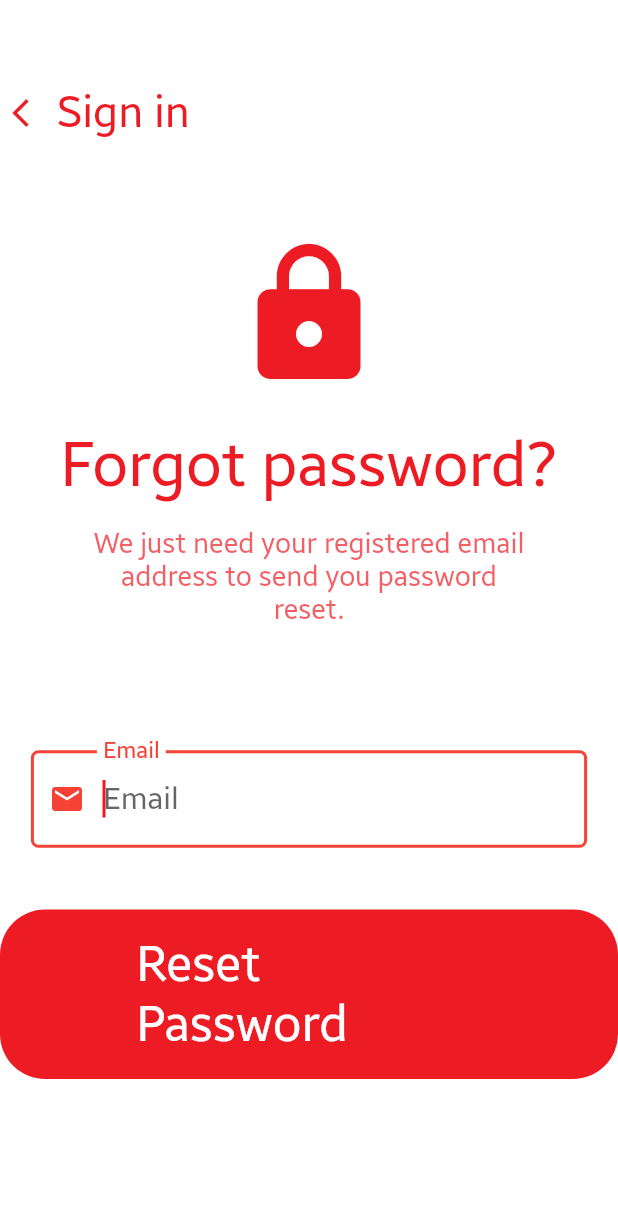
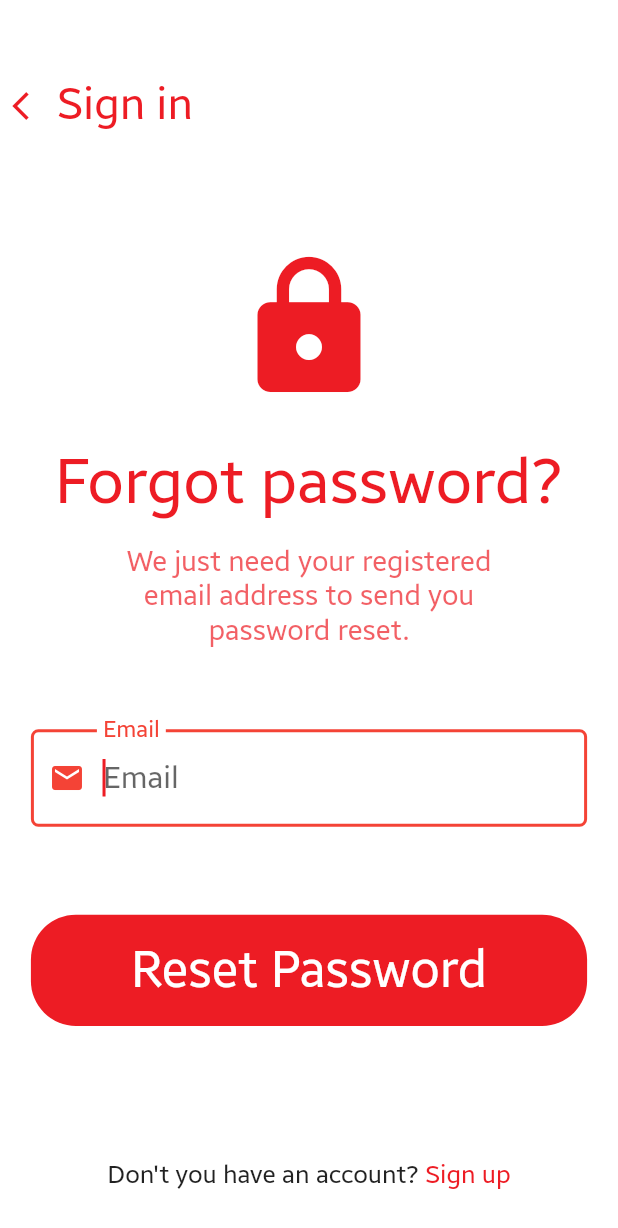
Before and after one commit to nsadisha/blood_bank, a Flutter app: the screen it shows after launch, after a tap on "Forgot password?", on a phone screen of 412 x 824 dp. Shown: the top 1228 px of the screen. Run offline on Flutter 3.47's test engine with Material 2 defaults, Android fonts, the phone set to English and light mode, and no system bars; our stand-ins replace flutter_datetime_picker.

Commit message:
Initial commit

```diff
--- a/lib/forgotPassword.dart
+++ b/lib/forgotPassword.dart
@@ -10,6 +10,7 @@ class _ForgotPasswordState extends State<ForgotPassword> {
   Widget build(BuildContext context) {
     double width = MediaQuery.of(context).size.width;
     double height = MediaQuery.of(context).size.height;
+    double tScale = 0.8+(MediaQuery.of(context).textScaleFactor)/4.5;
 
     return Scaffold(
       body: Container(
@@ -20,15 +21,16 @@ class _ForgotPasswordState extends State<ForgotPassword> {
           mainAxisAlignment: MainAxisAlignment.start,
           children: <Widget>[
             Container(
-                margin: EdgeInsets.only(top: height*0.07,bottom: height*0.02),
-                padding: EdgeInsets.only(right: width*0.67,left: width*0.02),
+                width: width,
+                height:height*0.13,
+                padding: EdgeInsets.only(right: width*0.59,left: width*0.02,top: height*0.04),
                 child: InkWell(
                   child: Container(
                     child: Row(
                       mainAxisAlignment: MainAxisAlignment.start,
                       children: <Widget>[
                         Icon(Icons.arrow_back_ios,size: width*0.055,color: Color.fromRGBO(237, 28, 36, 1),),
-                        Text(" Sign in",style:TextStyle(fontSize: width*0.07,color: Color.fromRGBO(237, 28, 36, 1)))
+                        Text(" Sign in",style:TextStyle(fontSize: width*0.07,color: Color.fromRGBO(237, 28, 36, 1)),textScaleFactor: tScale,)
                       ],
                     ),
                   ),
@@ -43,25 +45,34 @@ class _ForgotPasswordState extends State<ForgotPassword> {
                 padding: EdgeInsets.all(0),
                 child: Container(
                     width: width,
-                    height: height*0.872,
+                    height: height*0.87,
                     child: Column(
+                      mainAxisAlignment: MainAxisAlignment.start,
                       children: <Widget>[
                         Container(
+                          height: height*0.15,
                           margin: EdgeInsets.only(top: height*0.06),
                           child: Icon(Icons.lock,size: width*0.25,color: Color.fromRGBO(237, 28, 36, 1),),
                         ),
                         Container(
-                          margin: EdgeInsets.only(top: height*0.03),
-                          child: Text("Forgot password?",style: TextStyle(fontSize: width*0.1,color: Color.fromRGBO(237, 28, 36, 1)),),
+                          height: height*0.08,
+                          margin: EdgeInsets.only(top: height*0.02),
+                          child: Text("Forgot password?",style: TextStyle(fontSize: width*0.1,color: Color.fromRGBO(237, 28, 36, 1)),textScaleFactor: tScale,),
                         ),
                         Container(
                           width: width*0.7,
-                          margin: EdgeInsets.only(top: height*0.02),
-                          child: Text("We just need your registered email address to send you password reset.",style: TextStyle(fontSize: width*0.045,color: Color.fromRGBO(237, 28, 36, 0.7)),textAlign: TextAlign.center,),
+                          height: height*0.11,
+                          margin: EdgeInsets.only(top: height*0.00),
+                          child: Text(
+                            "We just need your registered email address to send you password reset.",
+                            style: TextStyle(fontSize: width*0.045,color: Color.fromRGBO(237, 28, 36, 0.7)),textAlign: TextAlign.center,
+                            textScaleFactor: tScale
+                          ),
                         ),
                         Container(
                           width: width*0.9,
-                          margin: EdgeInsets.only(top: height*0.1),
+                          height: height*0.1,
+                          margin: EdgeInsets.only(top: height*0.04),
                           child: TextFormField(
                             autofocus: true,
                             keyboardType: TextInputType.emailAddress,
@@ -75,32 +86,36 @@ class _ForgotPasswordState extends State<ForgotPassword> {
                           ),
                         ),
                         Container(
+                          width: width*0.9,
+                          height: height*0.09,
                           margin: EdgeInsets.only(top: height*0.05),
                           child: RaisedButton(
                             elevation: 0,
                             highlightElevation: 0,
                             color: Color.fromRGBO(237, 28, 36, 1),
-                            padding: EdgeInsets.only(top: height*0.02,bottom: height*0.02,right: width*0.22,left: width*0.22),
+                            padding: EdgeInsets.only(top: height*0.015,bottom: height*0.015,right: width*0.1,left: width*0.1),
                             shape: RoundedRectangleBorder(borderRadius: BorderRadius.circular(30)),
-                            child: Text("Reset Password",style: TextStyle(fontSize: width*0.08,color: Colors.white,),),
+                            child: Text("Reset Password",style: TextStyle(fontSize: width*0.08,color: Colors.white,),textScaleFactor: tScale,),
                             onPressed: (){},
                           ),
                         ),
                         Center(
                           child: Container(
-                              width: width*0.515,
-                              margin: EdgeInsets.only(top: height*0.13),
-                              child:Row(
-                                mainAxisAlignment: MainAxisAlignment.start,
+                              height: height*0.1,
+                              margin: EdgeInsets.only(top: height*0.07),
+                              child: Center(
+                                child: Row(
+                                  mainAxisAlignment: MainAxisAlignment.center,
                                   children: <Widget>[
-                                  Text("Don't you have an account? ", style: TextStyle(fontSize: width*0.04)),
+                                    Text("Don't you have an account? ", style: TextStyle(fontSize: width*0.04),textScaleFactor: tScale),
                                     Container(
                                         child: InkWell(
-                                        child: Text("Sign up",style: TextStyle(color: Color.fromRGBO(237, 28, 36, 1),fontSize: width*0.04),),
+                                          child: Text("Sign up",style: TextStyle(color: Color.fromRGBO(237, 28, 36, 1),fontSize: width*0.04),textScaleFactor: tScale),
                                           onTap: (){},
                                         )
                                     ),
                                   ],
+                                ),
                               )
                           ),
                         )
--- a/lib/signin.dart
+++ b/lib/signin.dart
@@ -11,6 +11,7 @@ class _SigninState extends State<Signin> {
   Widget build(BuildContext context) {
     double width = MediaQuery.of(context).size.width;
     double height = MediaQuery.of(context).size.height;
+    double tScale = 0.8+(MediaQuery.of(context).textScaleFactor)/4.5;
 
     return Scaffold(
       body: SingleChildScrollView(
@@ -25,12 +26,13 @@ class _SigninState extends State<Signin> {
             children: <Widget>[
               Container(
                   margin: EdgeInsets.only(bottom: height*0.1,top: height*0.1),
-                  width: width*0.45,
-                  height: width*0.45,
+                  width: height*0.25,
+                  height: height*0.25,
                   child: Image.asset("images/welcome.png")
               ),
               Container(
                 width: width*0.8,
+                height: height*0.1,
                 margin: EdgeInsets.only(bottom: height*0.01),
                 child: TextFormField(
                   autocorrect: false,
@@ -51,6 +53,7 @@ class _SigninState extends State<Signin> {
               ),
               Container(
                 width: width*0.8,
+                height: height*0.1,
                 margin: EdgeInsets.only(bottom: height*0.02),
                 child: TextFormField(
                   style: TextStyle(fontSize: width*0.05),
@@ -66,6 +69,8 @@ class _SigninState extends State<Signin> {
                 ),
               ),
               Container(
+                  height: height*0.03,
+                  //width: width*0.9,
                   margin: EdgeInsets.only(bottom: height*0.05),
                   padding: EdgeInsets.only(left: width*0.53),
                   child: InkWell(
@@ -74,7 +79,8 @@ class _SigninState extends State<Signin> {
                       style: TextStyle(
                           color: Color.fromRGBO(237, 28, 36, 1),
                           fontSize: width*0.04,
-                      )
+                      ),
+                        textScaleFactor: tScale
                     ),
                     onTap: (){
                       Navigator.push(context, MaterialPageRoute(builder: (context)=>ForgotPassword()));
@@ -83,15 +89,17 @@ class _SigninState extends State<Signin> {
               ),
               Container(
                 padding: EdgeInsets.all(0),
+                margin: EdgeInsets.only(bottom: height*0.07),
                 width: width*0.8,
-                height: height*0.067,
+                height: height*0.07,
                 child: RaisedButton(
                   child: Text(
                     "Login",
                     style: TextStyle(
                         fontSize: width*0.08,
                         color: Colors.white,
-                    )
+                    ),
+                      textScaleFactor: tScale
                   ),
                   shape: RoundedRectangleBorder(borderRadius: BorderRadius.circular(30)),
                   color: Color.fromRGBO(237, 28, 36, 1),
@@ -104,16 +112,15 @@ class _SigninState extends State<Signin> {
               ),
               Center(
                 child: Container(
-                    //width: width*0.6,
-                    margin: EdgeInsets.only(top: height*0.12,bottom: height*0.02),
+                    height: height*0.1,
                     child: Center(
                       child: Row(
                         mainAxisAlignment: MainAxisAlignment.center,
                         children: <Widget>[
-                          Text("Don't you have an account? ", style: TextStyle(fontSize: width*0.04)),
+                          Text("Don't you have an account? ", style: TextStyle(fontSize: width*0.04),textScaleFactor: tScale),
                           Container(
                               child: InkWell(
-                                child: Text("Sign up",style: TextStyle(color: Color.fromRGBO(237, 28, 36, 1),fontSize: width*0.04),),
+                                child: Text("Sign up",style: TextStyle(color: Color.fromRGBO(237, 28, 36, 1),fontSize: width*0.04),textScaleFactor: tScale),
                                 onTap: (){},
                               )
                           ),
--- a/lib/welcome.dart
+++ b/lib/welcome.dart
@@ -1,4 +1,6 @@
 import 'package:flutter/material.dart';
+
+//add textScaleFactor
 
 class Welcome extends StatefulWidget {
   @override
```
Lines whose indentation alone changed are shown as unchanged.
